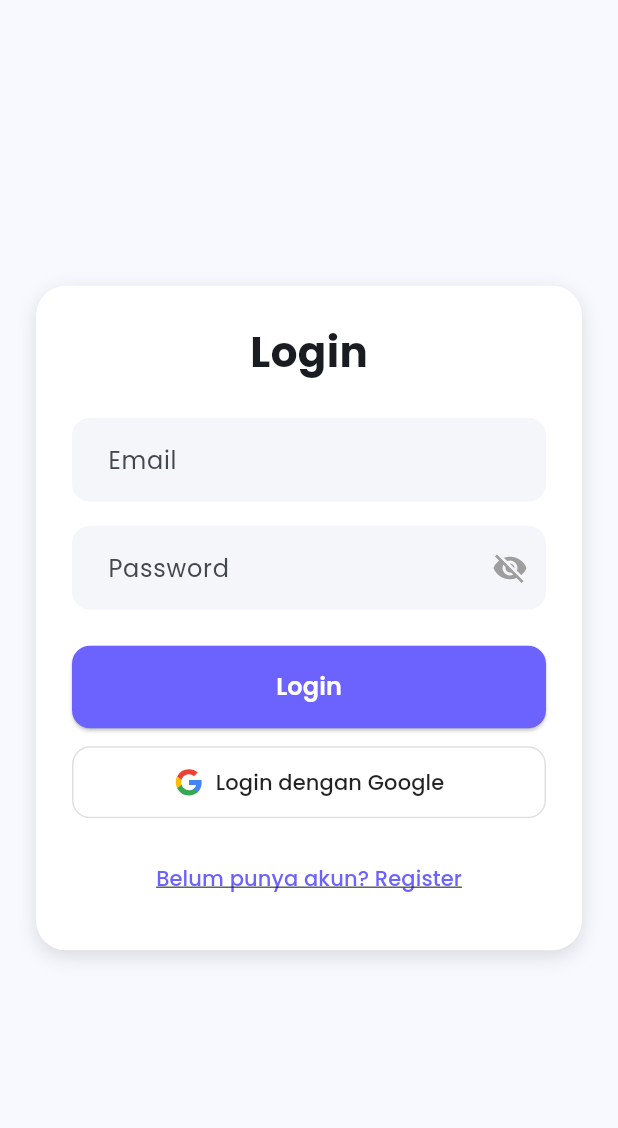
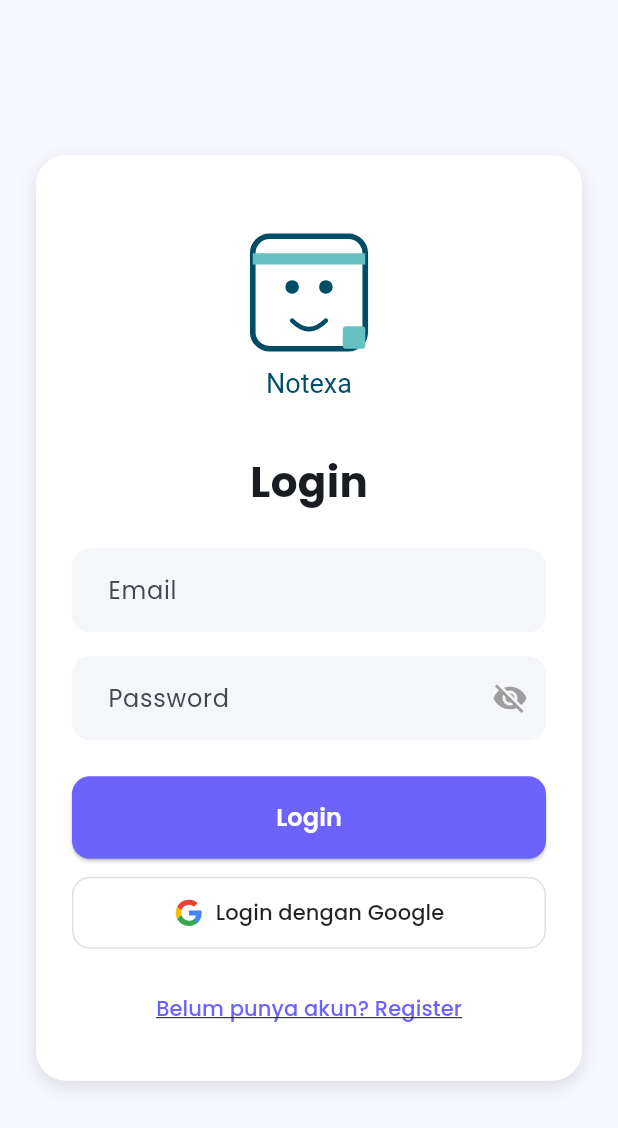
Before and after one commit to Lxtream23/tugas_uas, a Flutter app: the screen it shows after launch, on a phone screen of 412 x 824 dp. Shown: the top 1128 px of the screen. Run offline on Flutter 3.47's test engine with Material 3 defaults, Android fonts, the phone set to English and light mode, and no system bars; our stand-ins replace another_flushbar, file_picker, flutter_colorpicker, flutter_local_notifications, flutter_svg, google_fonts and 7 more; missing offline and left inert: android_alarm_manager_plus, googleapis, universal_html; accounts and stored records are empty; generated files the repository leaves out were written again.

Commit message:
menambahkan logo Notexa pada halaman login

```diff
--- a/lib/pages/auth/login_page.dart
+++ b/lib/pages/auth/login_page.dart
@@ -75,6 +75,12 @@
             child: Column(
               crossAxisAlignment: CrossAxisAlignment.center,
               children: [
+                SvgPicture.asset(
+                  'assets/logo/notexa_logo.svg',
+                  width: 150,
+                  height: 150,
+                ),
+                const SizedBox(height: 24),
                 Text(
                   'Login',
                   style: GoogleFonts.poppins(
--- a/pubspec.yaml
+++ b/pubspec.yaml
@@ -89,6 +89,7 @@
     - assets/avatars/avatar10.png
     - assets/images/header_mountain.jpg
     - assets/icons/google_icon.svg
+    - assets/logo/notexa_logo.svg
 
   # The following line ensures that the Material Icons font is
   # included with your application, so that you can use the icons in
```
Also changed, not shown: assets/logo/notexa_logo.png (added), assets/logo/notexa_logo.svg (added).
